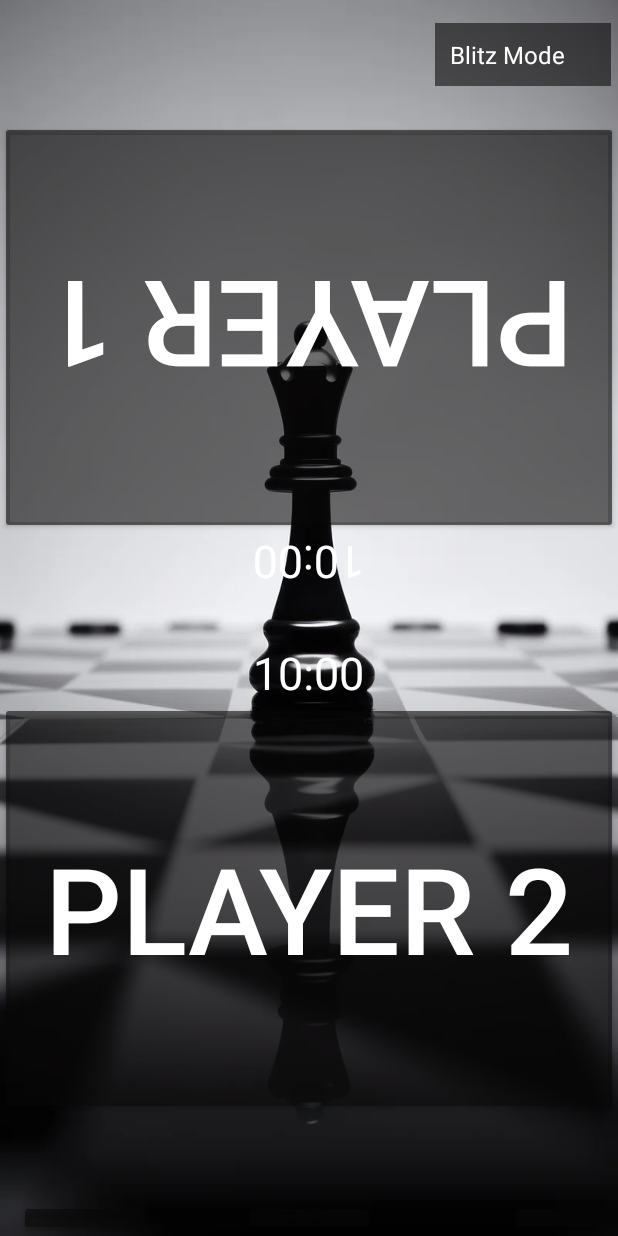
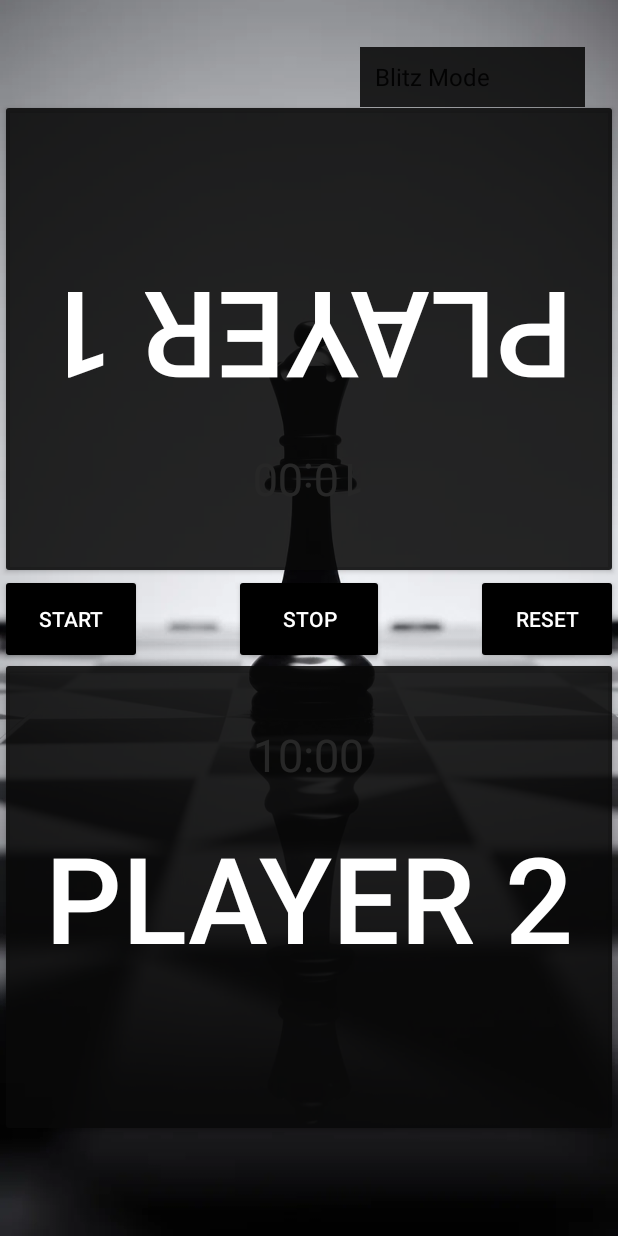
Before and after one commit to ZeuS-05/Chess-Timer-android-App, an Android app: the screen it shows after launch (MainActivity), on a phone screen of 412 x 824 dp. Run offline under Robolectric (Android 15) with nearby library versions, the phone set to English and light mode, and no system bars.

Commit message:
remap xml

```diff
--- a/app/src/main/java/com/example/chesstimerappproject/MainActivity.java
+++ b/app/src/main/java/com/example/chesstimerappproject/MainActivity.java
@@ -28,17 +28,15 @@ public class MainActivity extends AppCompatActivity {
 
     private TextView timer1, timer2;
     private Button stopButton;
-    private Button resetButton;
     private Spinner changeModeSpinner;
     private EditText customTimeInput;
-
-    private Handler handler = new Handler();
+    private final Handler handler = new Handler();
     private boolean isPlayer1Turn = true;
     private long player1Time = TIMER_OPTION_ONE; // Default timer option 1
     private long player2Time = TIMER_OPTION_ONE; // Default timer option 1
     private boolean isTimerRunning = false;
 
-    private Runnable timerRunnable = new Runnable() {
+    private final Runnable timerRunnable = new Runnable() {
         @Override
         public void run() {
             if (isPlayer1Turn) {
@@ -75,7 +73,7 @@ public class MainActivity extends AppCompatActivity {
         Button player2Button = findViewById(R.id.player2Button);
         Button startButton = findViewById(R.id.startButton);
         stopButton = findViewById(R.id.stopButton);
-        resetButton = findViewById(R.id.resetButton);
+        Button resetButton = findViewById(R.id.resetButton);
         changeModeSpinner = findViewById(R.id.changeModeSpinner);
         customTimeInput = findViewById(R.id.customTimeInput);
 
@@ -145,8 +143,8 @@ public class MainActivity extends AppCompatActivity {
         modeOptions.add("Custom Mode"); // TIMER_OPTION_CUSTOM
 
         ArrayAdapter<String> adapter = new ArrayAdapter<>(
-                this, R.layout.spinner_item, modeOptions);
-        adapter.setDropDownViewResource(R.layout.spinner_item);
+                this, android.R.layout.simple_spinner_item, modeOptions);
+        adapter.setDropDownViewResource(android.R.layout.simple_spinner_dropdown_item);
         changeModeSpinner.setAdapter(adapter);
 
         changeModeSpinner.setOnItemSelectedListener(new AdapterView.OnItemSelectedListener() {
@@ -154,14 +152,25 @@ public class MainActivity extends AppCompatActivity {
             public void onItemSelected(AdapterView<?> parent, View view, int position, long id) {
                 String selectedOption = (String) parent.getItemAtPosition(position);
 
-                customTimeInput.setVisibility(View.GONE); // Hide custom time input by default
+                customTimeInput.setVisibility(View.GONE);
+                resetButton.setVisibility(View.VISIBLE);
+                startButton.setVisibility(View.VISIBLE);
+                stopButton.setVisibility(View.VISIBLE);
 
-                if (selectedOption.equals("Blitz Mode")) {
-                    updateTimerValues(TIMER_OPTION_ONE);
-                } else if (selectedOption.equals("Rapid Mode")) {
-                    updateTimerValues(TIMER_OPTION_TWO);
-                } else if (selectedOption.equals("Custom Mode")) {
-                    customTimeInput.setVisibility(View.VISIBLE); // Show custom time input
+                switch (selectedOption) {
+                    case "Blitz Mode":
+                        updateTimerValues(TIMER_OPTION_ONE);
+                        break;
+                    case "Rapid Mode":
+                        updateTimerValues(TIMER_OPTION_TWO);
+                        break;
+                    case "Custom Mode":
+                        resetButton.setVisibility(View.GONE);
+                        startButton.setVisibility(View.GONE);
+                        stopButton.setVisibility(View.GONE);
+                        customTimeInput.setVisibility(View.VISIBLE); // Show custom time input
+
+                        break;
                 }
 
                 if (isTimerRunning) {
@@ -177,13 +186,14 @@ public class MainActivity extends AppCompatActivity {
             }
         });
 
-        // Handle Enter key press in customTimeInput EditText
         customTimeInput.setOnEditorActionListener(new TextView.OnEditorActionListener() {
             @Override
             public boolean onEditorAction(TextView v, int actionId, KeyEvent event) {
                 if (actionId == EditorInfo.IME_ACTION_DONE) {
-                    // Update timer values and hide keyboard
                     updateCustomTime();
+                    resetButton.setVisibility(View.VISIBLE);
+                    startButton.setVisibility(View.VISIBLE);
+                    stopButton.setVisibility(View.VISIBLE);
                     return true;
                 }
                 return false;
@@ -230,7 +240,7 @@ public class MainActivity extends AppCompatActivity {
         updateTimerText();
 
         // Hide custom time input if it's currently visible
-        customTimeInput.setVisibility(View.GONE);
+        stopButton.setVisibility(View.VISIBLE);
 
         // Stop the timer if running
         if (isTimerRunning) {
@@ -270,8 +280,8 @@ public class MainActivity extends AppCompatActivity {
         if (imm != null) {
             imm.hideSoftInputFromWindow(view.getWindowToken(), 0);
         }
+
     }
-
 
     private void updateTimerValues(int selectedOption) {
         switch (selectedOption) {
@@ -286,31 +296,18 @@ public class MainActivity extends AppCompatActivity {
             case TIMER_OPTION_CUSTOM:
                 updateCustomTime();
                 break;
-            default:
-                player1Time = TIMER_OPTION_ONE;
-                player2Time = TIMER_OPTION_ONE;
-                break;
         }
-        updateTimerText(); // Update the displayed timer values
+        updateTimerText();
     }
 
-    // Method to update the timer text views based on the remaining time
     private void updateTimerText() {
         timer1.setText(formatTime(player1Time));
         timer2.setText(formatTime(player2Time));
     }
 
-    // Helper method to format time from milliseconds to mm:ss
-    private String formatTime(long timeInMillis) {
-        int minutes = (int) (timeInMillis / 1000) / 60;
-        int seconds = (int) (timeInMillis / 1000) % 60;
-        return String.format(Locale.ROOT, "%d:%02d", minutes, seconds);
-    }
-
-
-    @Override
-    protected void onDestroy() {
-        super.onDestroy();
-        handler.removeCallbacks(timerRunnable); // Remove callbacks to prevent memory leaks
+    private String formatTime(long milliseconds) {
+        int minutes = (int) (milliseconds / 1000) / 60;
+        int seconds = (int) (milliseconds / 1000) % 60;
+        return String.format(Locale.getDefault(), "%02d:%02d", minutes, seconds);
     }
 }
--- a/app/src/main/res/layout/activity_main.xml
+++ b/app/src/main/res/layout/activity_main.xml
@@ -12,8 +12,35 @@
         android:layout_width="match_parent"
         android:layout_height="1dp"
         android:layout_centerVertical="true"
-        android:visibility="visible"
-        android:backgroundTint="@color/blur"/> <!-- imaginary line -->
+        android:backgroundTint="@color/blur"
+        android:visibility="invisible" /> <!-- imaginary line -->
+
+
+    <Button
+        android:id="@+id/player1Button"
+        android:layout_width="450dp"
+        android:layout_height="320dp"
+        android:layout_above="@id/horizontal_line"
+        android:layout_centerHorizontal="true"
+        android:layout_marginBottom="25dp"
+        android:text="@string/player_1"
+        android:backgroundTint="@color/blur"
+        android:textSize="80sp"
+        android:textColor="@android:color/white"
+        android:rotation="180"
+        android:layout_centerInParent="true" /> <!-- player 1 button -->
+
+    <Button
+        android:id="@+id/player2Button"
+        android:layout_width="450dp"
+        android:layout_height="320dp"
+        android:layout_below="@id/horizontal_line"
+        android:layout_centerHorizontal="true"
+        android:layout_marginTop="25dp"
+        android:backgroundTint="@color/blur"
+        android:textSize="80sp"
+        android:text="@string/player_2"
+        android:textColor="@android:color/white" /> <!-- player 2 button -->
 
     <TextView
         android:id="@+id/timer1"
@@ -21,7 +48,7 @@
         android:layout_height="wrap_content"
         android:layout_above="@id/horizontal_line"
         android:layout_centerHorizontal="true"
-        android:layout_marginBottom="15dp"
+        android:layout_marginBottom="70dp"
         android:text="@string/_10_00"
         android:textColor="@android:color/white"
         android:textSize="30sp"
@@ -33,91 +60,69 @@
         android:layout_height="wrap_content"
         android:layout_below="@id/horizontal_line"
         android:layout_centerHorizontal="true"
-        android:layout_marginTop="15dp"
+        android:layout_marginTop="70dp"
         android:text="@string/_10_00"
         android:textColor="@android:color/white"
         android:textSize="30sp" /> <!-- timer for player 2 -->
 
-    <Button
-        android:id="@+id/player1Button"
+
+    <Spinner
+        android:id="@+id/changeModeSpinner"
+        android:layout_width="150dp"
+        android:layout_height="40dp"
+        android:layout_above="@id/horizontal_line"
+        android:layout_marginStart="240dp"
+        android:layout_marginBottom="340dp"
+        android:background="@color/blur"
+        android:padding="2dp"
+        android:popupBackground="@layout/spinner_dropdown_background"
+        android:gravity="center"/>
+
+    <EditText
+        android:id="@+id/customTimeInput"
         android:layout_width="450dp"
-        android:layout_height="275dp"
-        android:layout_above="@id/horizontal_line"
-        android:layout_centerHorizontal="true"
-        android:layout_marginBottom="55dp"
-        android:text="@string/player_1"
-        android:backgroundTint="@color/blur"
-        android:textSize="80sp"
-        android:textColor="@android:color/white"
-        android:rotation="180"/>
-
-    <Button
-        android:id="@+id/player2Button"
-        android:layout_width="450dp"
-        android:layout_height="275dp"
-        android:layout_below="@id/horizontal_line"
-        android:layout_centerHorizontal="true"
-        android:layout_marginTop="55dp"
-        android:backgroundTint="@color/blur"
-        android:textSize="80sp"
-        android:text="@string/player_2"
-        android:textColor="@android:color/white" />
+        android:layout_height="55dp"
+        android:layout_centerInParent="true"
+        android:autofillHints="Minutes"
+        android:background="@color/white"
+        android:gravity="center"
+        android:hint="@string/custom_time_min"
+        android:inputType="number"
+        android:textColorHint="@color/black"
+        android:visibility="visible" />
 
     <Button
         android:id="@+id/startButton"
-        android:layout_width="wrap_content"
-        android:layout_height="wrap_content"
-        android:layout_marginTop="800dp"
+        android:layout_width="100dp"
+        android:layout_height="60dp"
+        android:layout_below="@id/horizontal_line"
+        android:layout_toStartOf="@id/stopButton"
+        android:layout_marginTop="-30dp"
         android:layout_marginEnd="61dp"
-        android:layout_toStartOf="@id/stopButton"
-        android:backgroundTint="@color/blur"
+        android:backgroundTint="@color/black"
         android:text="@string/start"
-        android:textColor="@android:color/white" />
+        android:textColor="@android:color/white" /> <!-- Start button -->
 
     <Button
         android:id="@+id/stopButton"
-        android:layout_width="wrap_content"
-        android:layout_height="wrap_content"
+        android:layout_width="100dp"
+        android:layout_height="60dp"
+        android:layout_below="@id/horizontal_line"
         android:layout_centerHorizontal="true"
-        android:layout_marginTop="800dp"
-        android:layout_marginEnd="12dp"
-        android:backgroundTint="@color/blur"
+        android:layout_marginTop="-30dp"
+        android:backgroundTint="@color/black"
         android:text="@string/stop"
-        android:textColor="@android:color/white" />
+        android:textColor="@android:color/white" /> <!-- stop button -->
 
     <Button
         android:id="@+id/resetButton"
-        android:layout_width="wrap_content"
-        android:layout_height="wrap_content"
-        android:layout_marginStart="340dp"
-        android:layout_marginTop="800dp"
-        android:layout_marginEnd="12dp"
-        android:backgroundTint="@color/blur"
+        android:layout_width="100dp"
+        android:layout_height="60dp"
+        android:layout_below="@id/horizontal_line"
+        android:layout_toEndOf="@id/stopButton"
+        android:layout_marginTop="-30dp"
+        android:layout_marginStart="61dp"
+        android:backgroundTint="@color/black"
         android:text="@string/reset"
-        android:textColor="@android:color/white" />
-
-    <Spinner
-        android:id="@+id/changeModeSpinner"
-        android:layout_width="wrap_content"
-        android:layout_height="wrap_content"
-        android:layout_marginStart="290dp"
-        android:layout_marginTop="15dp"
-        android:background="@color/blur"
-        android:padding="2dp"
-        android:popupBackground="@layout/spinner_dropdown_background"
-        android:textColor="@android:color/white" />
-
-    <EditText
-        android:id="@+id/customTimeInput"
-        android:layout_width="wrap_content"
-        android:layout_height="35dp"
-        android:hint="@string/custom_time_min"
-        android:background="@color/blur"
-        android:inputType="number"
-        android:layout_marginTop="15dp"
-        android:layout_centerHorizontal="true"
-        android:textColor="@color/white"
-        android:importantForAutofill="no"
-        android:autofillHints="Custom Time"
-        tools:targetApi="o"/>
+        android:textColor="@android:color/white" /> <!-- reset button -->
 </RelativeLayout>
--- a/app/src/main/res/layout/spinner_item.xml
+++ b/app/src/main/res/layout/spinner_item.xml
@@ -2,6 +2,6 @@
 <TextView xmlns:android="http://schemas.android.com/apk/res/android"
     android:layout_width="match_parent"
     android:layout_height="wrap_content"
-    android:textColor="@android:color/white"
     android:padding="8dp"
-    android:textSize="16sp"/>
+    android:textSize="30sp"
+    android:textColor="@android:color/white" />
--- a/app/src/main/res/values/colors.xml
+++ b/app/src/main/res/values/colors.xml
@@ -5,6 +5,6 @@
     <color name="colorPrimary">#6200EE</color>
     <color name="colorPrimaryDark">#3700B3</color>
     <color name="colorAccent">#03DAC5</color>
-    <color name="blur">#94090808</color>
+    <color name="blur">#DF090808</color>
 
 </resources>
```
